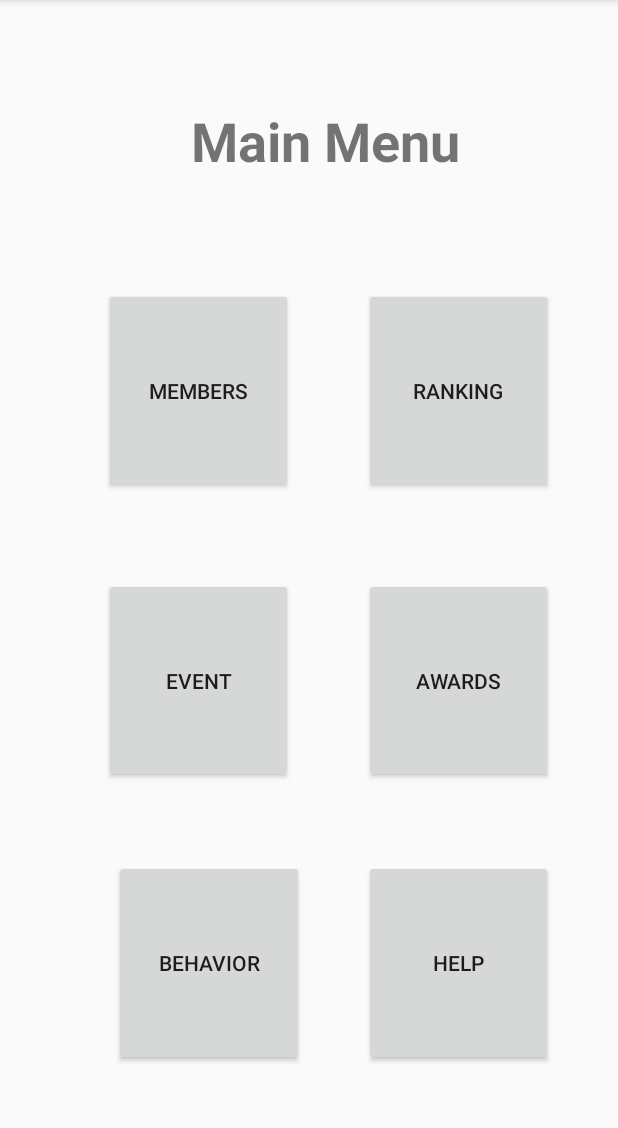
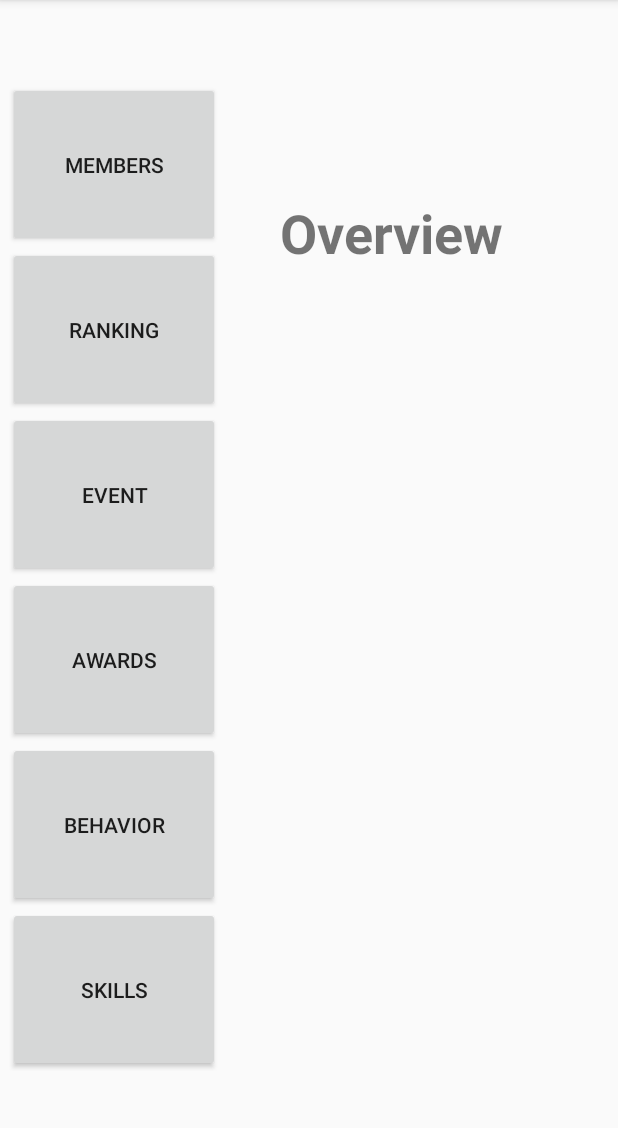
Before and after one commit to ideed/ClanManager, an Android app: the MainMenuActivity screen opened directly, with no data from a screen before it, on a phone screen of 412 x 824 dp, the part 84-1212 px from its top. Run offline under Robolectric (Android 15) with nearby library versions, the phone set to English and light mode, and no system bars.

Commit message:
Main Menu Updated + Started Database Basics

```diff
--- a/app/src/main/AndroidManifest.xml
+++ b/app/src/main/AndroidManifest.xml
@@ -11,7 +11,7 @@
         android:roundIcon="@mipmap/clan_manager_round"
         android:supportsRtl="true"
         android:theme="@style/AppTheme">
-        <activity android:name=".AwardsActivity"></activity>
+        <activity android:name=".AwardsActivity" />
         <activity android:name=".passwordResetActivity" />
         <activity android:name=".RegisterActivity" />
         <activity android:name=".MainMenuActivity" />
@@ -21,6 +21,7 @@
         <activity android:name=".ClanActivity" />
         <activity android:name=".MemberActivity"/>
         <activity android:name=".EventActivity"/>
+        <activity android:name=".MembersPageActivity"/>
         <activity android:name=".MainActivity">
             <intent-filter>
                 <action android:name="android.intent.action.MAIN" />
--- a/app/src/main/java/com/example/clanmanager/MainActivity.java
+++ b/app/src/main/java/com/example/clanmanager/MainActivity.java
@@ -59,7 +59,7 @@ public class MainActivity extends AppCompatActivity {
                         if(task.isSuccessful()){
                             if(user.isEmailVerified()) {
                                 Toast.makeText(MainActivity.this, "Login Successful.", Toast.LENGTH_SHORT).show();
-                                startActivity(new Intent(getApplicationContext(), MainMenuActivity.class));
+                                startActivity(new Intent(getApplicationContext(), ClanActivity.class));
                             }else{
                                 Toast.makeText(MainActivity.this,"Please verify your email to log in.", Toast.LENGTH_SHORT).show();
                             }
--- a/app/src/main/java/com/example/clanmanager/MainMenuActivity.java
+++ b/app/src/main/java/com/example/clanmanager/MainMenuActivity.java
@@ -5,9 +5,7 @@ import android.os.Bundle;
 import android.view.View;
 import android.widget.Button;
 
-import androidx.appcompat.app.ActionBarDrawerToggle;
 import androidx.appcompat.app.AppCompatActivity;
-import androidx.drawerlayout.widget.DrawerLayout;
 
 public class MainMenuActivity extends AppCompatActivity{
     private Button behaviorBn;
@@ -21,7 +19,7 @@ public class MainMenuActivity extends AppCompatActivity{
         Button eventBn = (Button) findViewById(R.id.eventBtn);
         Button awardBn = (Button) findViewById(R.id.awardsBtn);
         behaviorBn= (Button) findViewById(R.id.behaviorBtn);
-        Button helpBn = (Button) findViewById(R.id.helpBtn);
+        Button helpBn = (Button) findViewById(R.id.skillsBtn);
         rankingBn = (Button) findViewById(R.id.rankingBtn);
 
         memberBn.setOnClickListener(new View.OnClickListener() {
--- a/app/src/main/java/com/example/clanmanager/MemberActivity.java
+++ b/app/src/main/java/com/example/clanmanager/MemberActivity.java
@@ -5,7 +5,6 @@ import androidx.appcompat.app.AppCompatActivity;
 import android.os.Bundle;
 import android.view.View;
 import android.widget.Button;
-import android.widget.EditText;
 import android.widget.ScrollView;
 import android.widget.SearchView;
 
@@ -37,8 +36,8 @@ public class MemberActivity extends AppCompatActivity {
         setContentView(R.layout.activity_member);
 
         back = (Button)findViewById(R.id.button1);
-        addMember = (Button)findViewById(R.id.button2);
-        member1 = (Button)findViewById(R.id.button3);
+        addMember = (Button)findViewById(R.id.joinBtn);
+        member1 = (Button)findViewById(R.id.deleteBtn);
         member2 = (Button)findViewById(R.id.button4);
         member3 = (Button)findViewById(R.id.button5);
         member4 = (Button)findViewById(R.id.button6);
--- a/app/src/main/res/layout/activity_main_menu_r.xml
+++ b/app/src/main/res/layout/activity_main_menu_r.xml
@@ -6,103 +6,89 @@
     android:layout_height="match_parent"
     tools:context=".MainMenuActivity">
 
-    <Button
-        android:id="@+id/membersBtn"
-        android:layout_width="0dp"
-        android:layout_height="0dp"
-        android:layout_marginStart="69dp"
-        android:layout_marginLeft="69dp"
-        android:layout_marginTop="192dp"
-        android:layout_marginEnd="47dp"
-        android:layout_marginRight="47dp"
-        android:layout_marginBottom="56dp"
-        android:text="MEMBERS"
-        app:layout_constraintBottom_toTopOf="@+id/eventBtn"
-        app:layout_constraintEnd_toStartOf="@+id/rankingBtn"
-        app:layout_constraintStart_toStartOf="parent"
-        app:layout_constraintTop_toTopOf="parent" />
-
-    <Button
-        android:id="@+id/eventBtn"
-        android:layout_width="0dp"
-        android:layout_height="0dp"
-        android:layout_marginStart="69dp"
-        android:layout_marginLeft="69dp"
-        android:layout_marginEnd="47dp"
-        android:layout_marginRight="47dp"
-        android:layout_marginBottom="51dp"
-        android:text="EVENT"
-        app:layout_constraintBottom_toTopOf="@+id/behaviorBtn"
-        app:layout_constraintEnd_toStartOf="@+id/awardsBtn"
-        app:layout_constraintStart_toStartOf="parent"
-        app:layout_constraintTop_toBottomOf="@+id/membersBtn" />
-
-    <Button
-        android:id="@+id/awardsBtn"
-        android:layout_width="0dp"
-        android:layout_height="0dp"
-        android:layout_marginEnd="43dp"
-        android:layout_marginRight="43dp"
-        android:layout_marginBottom="51dp"
-        android:text="AWARDS"
-        app:layout_constraintBottom_toTopOf="@+id/helpBtn"
-        app:layout_constraintEnd_toEndOf="parent"
-        app:layout_constraintStart_toEndOf="@+id/eventBtn"
-        app:layout_constraintTop_toBottomOf="@+id/rankingBtn" />
-
-    <Button
-        android:id="@+id/behaviorBtn"
-        android:layout_width="0dp"
-        android:layout_height="0dp"
-        android:layout_marginStart="76dp"
-        android:layout_marginLeft="76dp"
-        android:layout_marginEnd="40dp"
-        android:layout_marginRight="40dp"
-        android:layout_marginBottom="57dp"
-        android:text="BEHAVIOR"
-        app:layout_constraintBottom_toBottomOf="parent"
-        app:layout_constraintEnd_toStartOf="@+id/helpBtn"
-        app:layout_constraintStart_toStartOf="parent"
-        app:layout_constraintTop_toBottomOf="@+id/eventBtn" />
-
-    <Button
-        android:id="@+id/helpBtn"
-        android:layout_width="0dp"
-        android:layout_height="0dp"
-        android:layout_marginEnd="43dp"
-        android:layout_marginRight="43dp"
-        android:layout_marginBottom="57dp"
-        android:text="HELP"
-        app:layout_constraintBottom_toBottomOf="parent"
-        app:layout_constraintEnd_toEndOf="parent"
-        app:layout_constraintStart_toEndOf="@+id/behaviorBtn"
-        app:layout_constraintTop_toBottomOf="@+id/awardsBtn" />
-
-    <Button
-        android:id="@+id/rankingBtn"
-        android:layout_width="0dp"
-        android:layout_height="0dp"
-        android:layout_marginEnd="43dp"
-        android:layout_marginRight="43dp"
-        android:layout_marginBottom="56dp"
-        android:text="RANKING"
-        app:layout_constraintBottom_toTopOf="@+id/awardsBtn"
-        app:layout_constraintEnd_toEndOf="parent"
-        app:layout_constraintStart_toEndOf="@+id/membersBtn"
-        app:layout_constraintTop_toBottomOf="@+id/MainMenu" />
-
     <TextView
         android:id="@+id/MainMenu"
         android:layout_width="wrap_content"
         android:layout_height="wrap_content"
-        android:layout_marginTop="69dp"
-        android:layout_marginEnd="105dp"
-        android:layout_marginRight="105dp"
-        android:layout_marginBottom="74dp"
-        android:text="Main Menu"
+        android:layout_marginStart="40dp"
+        android:layout_marginLeft="40dp"
+        android:layout_marginBottom="40dp"
+        android:text="Overview"
         android:textSize="36sp"
         android:textStyle="bold"
-        app:layout_constraintBottom_toTopOf="@+id/rankingBtn"
+        app:layout_constraintBottom_toTopOf="@+id/scrollView2"
+        app:layout_constraintStart_toEndOf="@+id/navigationView" />
+
+    <com.google.android.material.navigation.NavigationView
+        android:id="@+id/navigationView"
+        android:layout_width="141dp"
+        android:layout_height="659dp"
+        android:layout_marginStart="5dp"
+        android:layout_marginLeft="5dp"
+        android:layout_marginTop="30dp"
+        android:layout_marginBottom="30dp"
+        app:layout_constraintBottom_toBottomOf="parent"
+        app:layout_constraintEnd_toStartOf="@+id/MainMenu"
+        app:layout_constraintStart_toStartOf="parent"
+        app:layout_constraintTop_toTopOf="parent">
+
+        <LinearLayout
+            android:layout_width="match_parent"
+            android:layout_height="match_parent"
+            android:orientation="vertical">
+
+            <Button
+                android:id="@+id/membersBtn"
+                android:layout_width="match_parent"
+                android:layout_height="110dp"
+                android:text="MEMBERS" />
+
+            <Button
+                android:id="@+id/rankingBtn"
+                android:layout_width="match_parent"
+                android:layout_height="110dp"
+                android:text="RANKING" />
+
+            <Button
+                android:id="@+id/eventBtn"
+                android:layout_width="match_parent"
+                android:layout_height="110dp"
+                android:text="EVENT" />
+
+            <Button
+                android:id="@+id/awardsBtn"
+                android:layout_width="match_parent"
+                android:layout_height="110dp"
+                android:text="AWARDS" />
+
+            <Button
+                android:id="@+id/behaviorBtn"
+                android:layout_width="match_parent"
+                android:layout_height="110dp"
+                android:text="BEHAVIOR" />
+
+            <Button
+                android:id="@+id/skillsBtn"
+                android:layout_width="match_parent"
+                android:layout_height="110dp"
+                android:text="SKILLS" />
+
+        </LinearLayout>
+    </com.google.android.material.navigation.NavigationView>
+
+    <ScrollView
+        android:id="@+id/scrollView2"
+        android:layout_width="226dp"
+        android:layout_height="533dp"
+        android:layout_marginBottom="15dp"
+        app:layout_constraintBottom_toBottomOf="parent"
         app:layout_constraintEnd_toEndOf="parent"
-        app:layout_constraintTop_toTopOf="parent" />
+        app:layout_constraintStart_toEndOf="@+id/navigationView">
+
+        <LinearLayout
+            android:layout_width="match_parent"
+            android:layout_height="wrap_content"
+            android:orientation="vertical" />
+    </ScrollView>
+
 </androidx.constraintlayout.widget.ConstraintLayout>
--- a/app/src/main/res/layout/activity_member.xml
+++ b/app/src/main/res/layout/activity_member.xml
@@ -18,7 +18,7 @@
         app:layout_constraintTop_toTopOf="parent" />
 
     <Button
-        android:id="@+id/button2"
+        android:id="@+id/joinBtn"
         android:layout_width="wrap_content"
         android:layout_height="wrap_content"
         android:layout_marginTop="30dp"
@@ -58,7 +58,7 @@
             android:orientation="vertical">
 
             <Button
-                android:id="@+id/button3"
+                android:id="@+id/deleteBtn"
                 android:layout_width="match_parent"
                 android:layout_height="wrap_content"
                 android:text="Member1" />
```
Also changed, not shown: app/build.gradle (+5 -4 lines), app/src/main/java/com/example/clanmanager/ClanActivity.java (+42 -19 lines), app/src/main/res/layout/activity_clan.xml (+6 -28 lines).
